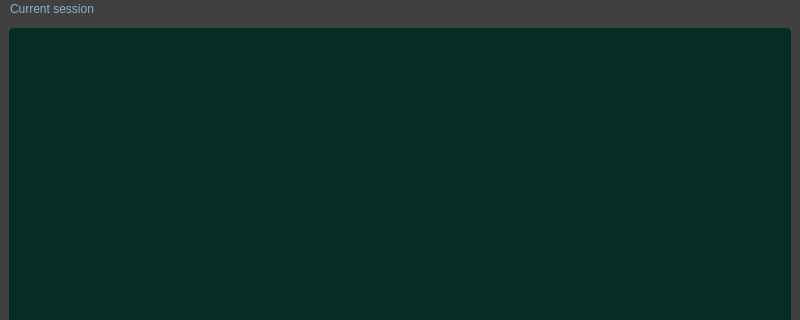
Old version of the form mainwindow.ui in the repository leo-gerv/ocaml-shell; both pictures show x 0 to 800 and y 0 to 320 of the 800 by 600 pixel window.
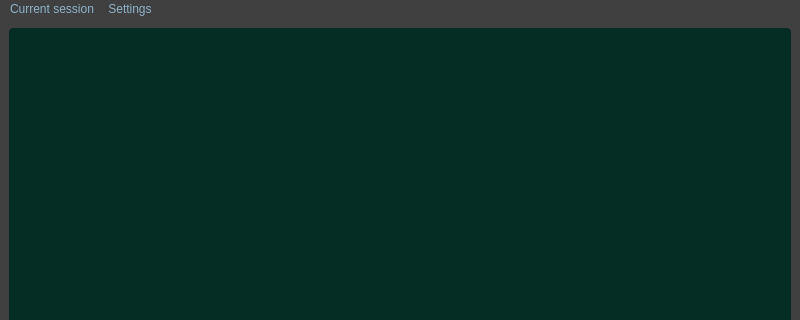
New version of the form. Icons and pictures are not drawn. Custom widgets are drawn as their Qt base class.

What changed in the file:
```diff
--- a/mainwindow.ui
+++ b/mainwindow.ui
@@ -58,7 +58,14 @@
     </property>
     <addaction name="saveExp"/>
    </widget>
+   <widget class="QMenu" name="menuSettings">
+    <property name="title">
+     <string>Settings</string>
+    </property>
+    <addaction name="fontAction"/>
+   </widget>
    <addaction name="menuSome_menu"/>
+   <addaction name="menuSettings"/>
   </widget>
   <widget class="QStatusBar" name="statusbar">
    <property name="statusTip">
```
Left out of the diff: 13 changed lines with no effect on the pictures.
